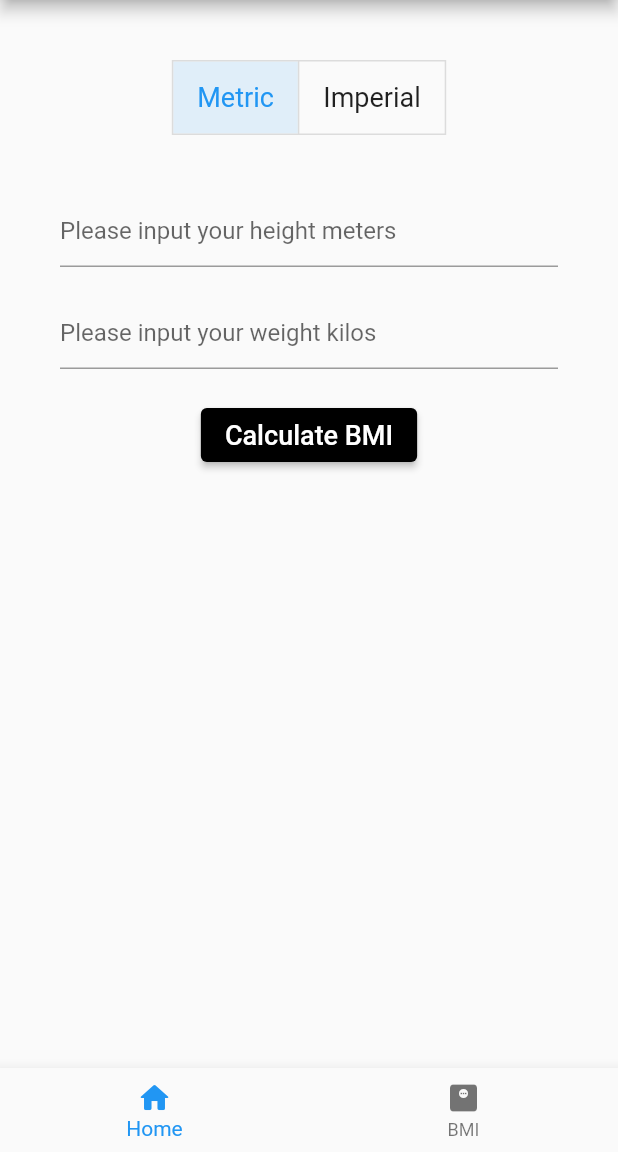
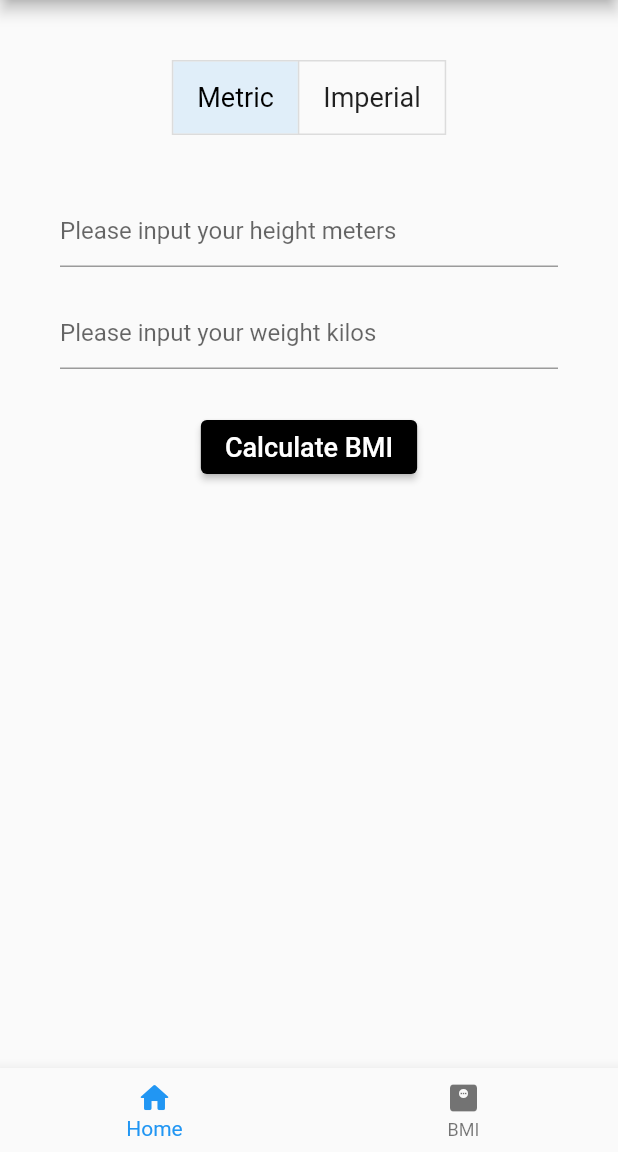
Before and after one commit to samilaxy/flutter_starter, a Flutter app: the BmiScreen screen opened by its route, on a phone screen of 412 x 824 dp, the part 84-1236 px from its top. Run offline on Flutter 3.47's test engine with Material 2 defaults, Android fonts, the phone set to English and light mode, and no system bars; drawn by our look-alikes of flutter_platform_widgets.

Commit message:
Update bmi_screen.dart

```diff
--- a/lib/screens/bmi_screen.dart
+++ b/lib/screens/bmi_screen.dart
@@ -48,17 +48,22 @@ class _BmiScreenState extends State<BmiScreen> {
             padding: const EdgeInsets.all(40.0),
             child: Column(
               children: [
-                ToggleButtons(children: [
-                  Padding(
-                      padding:
-                          EdgeInsets.symmetric(horizontal: 16, vertical: 10),
-                      child:
-                          Text('Metric', style: TextStyle(fontSize: fontSize))),
-                  Padding(
-                      padding: EdgeInsets.symmetric(horizontal: 16),
-                      child: Text('Imperial',
-                          style: TextStyle(fontSize: fontSize)))
-                ], isSelected: isSelected, onPressed: toggleMeasure),
+                ToggleButtons(
+                    children: [
+                      Padding(
+                          padding: EdgeInsets.symmetric(
+                              horizontal: 16, vertical: 10),
+                          child: Text('Metric',
+                              style: TextStyle(fontSize: fontSize))),
+                      Padding(
+                          padding: EdgeInsets.symmetric(horizontal: 16),
+                          child: Text('Imperial',
+                              style: TextStyle(fontSize: fontSize)))
+                    ],
+                    focusColor: Colors.black,
+                    selectedColor: Colors.black,
+                    isSelected: isSelected,
+                    onPressed: toggleMeasure),
                 Padding(
                   padding: EdgeInsets.only(top: 40),
                   child: TextField(
@@ -66,6 +71,7 @@ class _BmiScreenState extends State<BmiScreen> {
                     keyboardType: TextInputType.number,
                     decoration: InputDecoration(
                         hintText: heightMessage,
+                        fillColor: Colors.black,
                         errorText: validate ? 'Field Can\'t Be Empty' : null),
                   ),
                 ),
@@ -77,7 +83,7 @@ class _BmiScreenState extends State<BmiScreen> {
                       decoration: InputDecoration(hintText: weightMessage)),
                 ),
                 Padding(
-                  padding: const EdgeInsets.symmetric(horizontal: 16),
+                  padding: const EdgeInsets.all(8.0),
                   child: PlatformElevatedButton(
                       onPressed: findBMI,
                       color: Colors.black,
```
